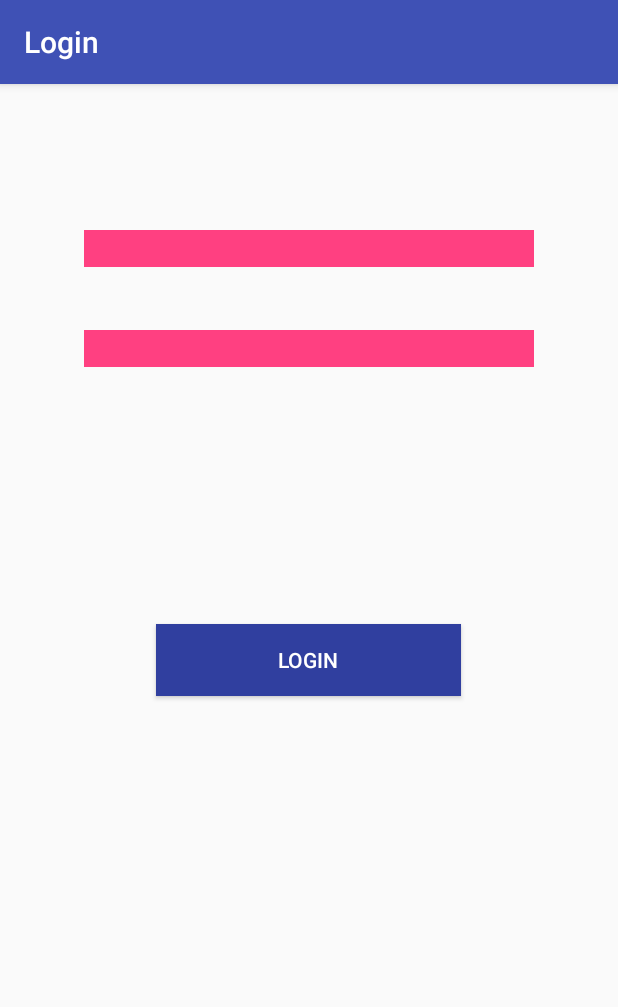
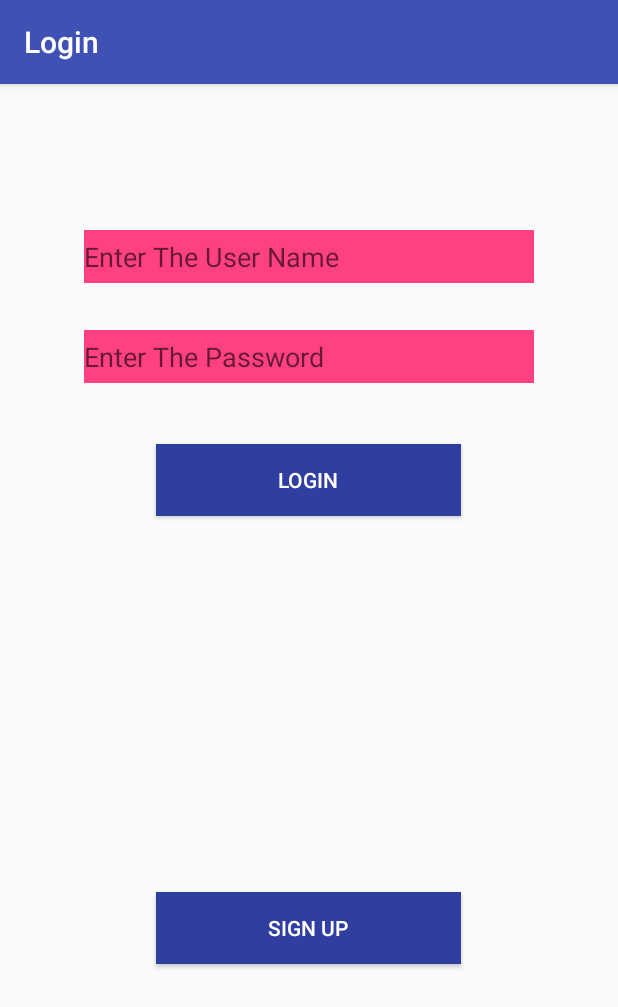
Before and after one commit to akashghanate/Campus-Notification, an Android app: the screen it shows after launch (MainActivity), on a phone screen of 412 x 824 dp. Shown: the top 1007 px of the screen. Run offline under Robolectric (Android 15) with nearby library versions, the phone set to English and light mode, and no system bars.

Commit message:
Creating register and changing login page

```diff
--- a/app/src/main/AndroidManifest.xml
+++ b/app/src/main/AndroidManifest.xml
@@ -1,7 +1,8 @@
 <?xml version="1.0" encoding="utf-8"?>
 <manifest xmlns:android="http://schemas.android.com/apk/res/android"
     package="com.example.abhinandan.onlinedb">
-    <uses-permission android:name="android.permission.INTERNET"></uses-permission>
+
+    <uses-permission android:name="android.permission.INTERNET" />
 
     <application
         android:allowBackup="true"
@@ -17,6 +18,7 @@
                 <category android:name="android.intent.category.LAUNCHER" />
             </intent-filter>
         </activity>
+        <activity android:name=".Register"></activity>
     </application>
 
 </manifest>
--- a/app/src/main/res/layout/activity_main.xml
+++ b/app/src/main/res/layout/activity_main.xml
@@ -7,21 +7,23 @@
     <EditText
         android:id="@+id/etUsername"
         android:layout_width="300dp"
-        android:layout_height="wrap_content"
+        android:layout_height="35dp"
         android:layout_alignParentTop="true"
         android:layout_centerHorizontal="true"
         android:layout_marginTop="97dp"
         android:background="@color/colorAccent"
+        android:hint="Enter The User Name"
         android:ems="10"
         android:inputType="textPersonName" />
 
     <EditText
         android:id="@+id/etPassword"
         android:layout_width="300dp"
-        android:layout_height="wrap_content"
+        android:layout_height="35dp"
         android:layout_alignParentTop="true"
         android:layout_centerHorizontal="true"
         android:layout_marginTop="164dp"
+        android:hint="Enter The Password"
         android:background="@color/colorAccent"
         android:ems="10"
         android:inputType="textPassword" />
@@ -30,9 +32,22 @@
         android:id="@+id/btnlogin"
         android:layout_width="203dp"
         android:layout_height="wrap_content"
-        android:layout_centerInParent="true"
+        android:layout_alignParentTop="true"
+        android:layout_centerHorizontal="true"
+        android:layout_marginTop="240dp"
         android:background="@color/colorPrimaryDark"
         android:onClick="onlogin"
         android:text="Login"
         android:textColor="#ffffff" />
+
+    <Button
+        android:id="@+id/btnsignup"
+        android:layout_width="203dp"
+        android:layout_height="wrap_content"
+        android:layout_alignParentBottom="true"
+        android:layout_alignLeft="@+id/btnlogin"
+        android:layout_marginBottom="181dp"
+        android:background="@color/colorPrimaryDark"
+        android:textColor="#ffffff"
+        android:text="Sign UP" />
 </RelativeLayout>
```
Also changed, not shown: app/src/main/java/com/example/abhinandan/onlinedb/Register.java (added, +28 -0 lines), app/src/main/res/layout/activity_register.xml (added, +53 -0 lines).
